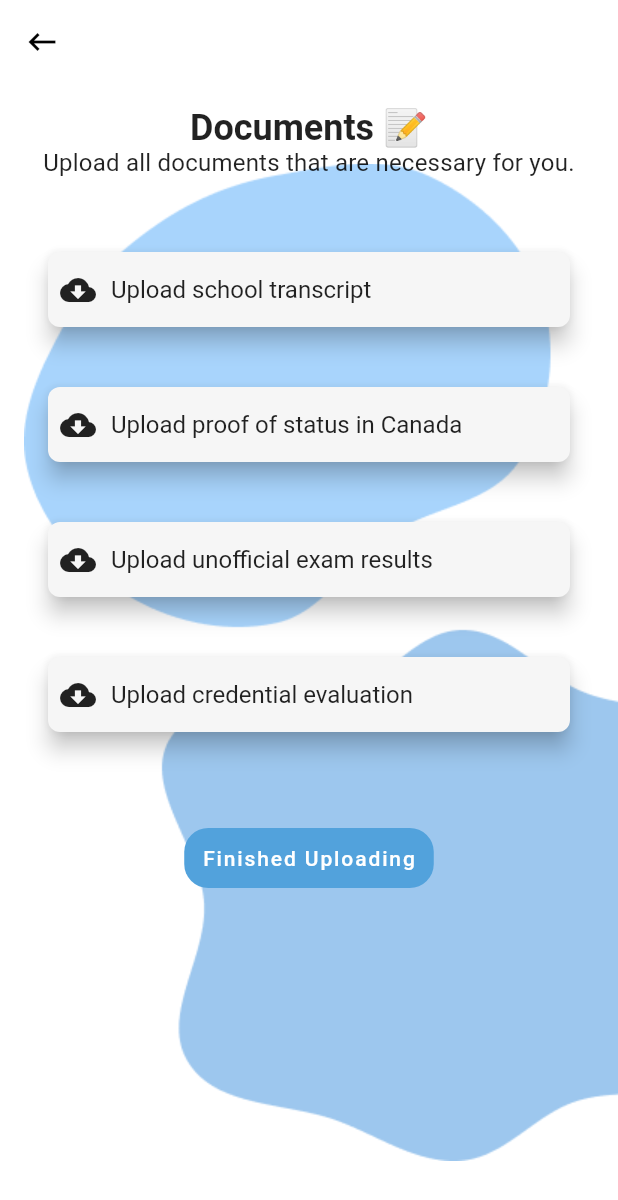
After one commit to nganphan123/EdHub, a Flutter app: the DocumentUpLoadPage screen opened directly, on a phone screen of 412 x 824 dp. The commit adds this screen. Shown: the top 1200 px of the screen. Run offline on Flutter 3.47's test engine with Material 2 defaults, Android fonts, the phone set to English and light mode, and no system bars; our stand-ins replace convex_bottom_bar.

Commit message:
Finished UI for document page

```diff
--- a/lib/components/buttons.dart
+++ b/lib/components/buttons.dart
@@ -125,3 +125,44 @@ class _DetailToggleButtonsState extends State<DetailToggleButtons> {
     );
   }
 }
+
+class Uploadbuttons extends StatelessWidget {
+  final VoidCallback onTap;
+  final String title;
+  const Uploadbuttons({Key? key, required this.onTap, required this.title})
+      : super(key: key);
+
+  @override
+  Widget build(BuildContext context) {
+    return SizedBox(
+      height: 50,
+      child: Card(
+        elevation: 6,
+        shape: RoundedRectangleBorder(
+          borderRadius: BorderRadius.circular(8.0),
+        ),
+        color: lightGrey,
+        margin: const EdgeInsets.symmetric(horizontal: 6.0),
+        child: InkWell(
+          onTap: onTap,
+          borderRadius: BorderRadius.circular(8.0),
+          child: Padding(
+            padding: const EdgeInsets.all(8.0),
+            child: Row(
+              children: [
+                Icon(Icons.cloud_download),
+                SizedBox(width: 10),
+                Expanded(
+                  child: Text(
+                    title,
+                    style: bodyText1.copyWith(letterSpacing: 0),
+                  ),
+                ),
+              ],
+            ),
+          ),
+        ),
+      ),
+    );
+  }
+}
--- /dev/null
+++ b/lib/profile/documents.dart
@@ -0,0 +1,89 @@
+import 'package:flutter/material.dart';
+import 'package:htn2021/components/buttons.dart';
+import 'package:htn2021/themes/colors.dart';
+import 'package:htn2021/themes/typography.dart';
+
+class DocumentUpLoadPage extends StatelessWidget {
+  const DocumentUpLoadPage({Key? key}) : super(key: key);
+
+  static const List<String> uploadTasks = [
+    "Upload school transcript",
+    "Upload proof of status in Canada ",
+    "Upload unofficial exam results",
+    "Upload credential evaluation",
+  ];
+
+  @override
+  Widget build(BuildContext context) {
+    return Scaffold(
+      appBar: AppBar(
+        backgroundColor: white,
+        elevation: 0,
+        leading: IconButton(
+          onPressed: () => Navigator.of(context).pop(),
+          color: black,
+          icon: Icon(Icons.keyboard_backspace),
+        ),
+      ),
+      backgroundColor: white,
+      body: Stack(
+        alignment: Alignment.center,
+        fit: StackFit.expand,
+        children: [
+          Positioned(
+            child: Image.asset("assets/images/blob_background.png"),
+            left: 16.0,
+            bottom: 50.0,
+          ),
+          Padding(
+            padding: const EdgeInsets.only(left: 26, right: 26),
+            child: ListView(
+              children: [
+                SizedBox(height: 15),
+                Text(
+                  "Documents 📝",
+                  textAlign: TextAlign.center,
+                  style: headline5.copyWith(
+                    fontWeight: FontWeight.bold,
+                  ),
+                ),
+                Text(
+                  "Upload all documents that are necessary for you.",
+                  textAlign: TextAlign.center,
+                  style: subtitle1,
+                ),
+                SizedBox(height: 30),
+                ...uploadTasks.map(
+                  (task) => Padding(
+                    padding: const EdgeInsets.symmetric(vertical: 20.0),
+                    child: Uploadbuttons(onTap: () {}, title: task),
+                  ),
+                ),
+                Padding(
+                  padding: const EdgeInsets.symmetric(vertical: 40),
+                  child: Center(
+                    child: TextButton(
+                      style: TextButton.styleFrom(
+                        primary: white,
+                        textStyle: buttonText,
+                        shape: RoundedRectangleBorder(
+                          borderRadius: BorderRadius.circular(16.0),
+                        ),
+                        backgroundColor: darkBlue,
+                        padding: EdgeInsets.all(12.0),
+                      ),
+                      child: Text(
+                        "Finished Uploading",
+                      ),
+                      onPressed: () {},
+                    ),
+                  ),
+                )
+              ],
+            ),
+          ),
+        ],
+      ),
+    );
+  }
+}
--- a/lib/profile/profile.dart
+++ b/lib/profile/profile.dart
@@ -89,7 +89,7 @@ class ProfileView extends StatelessWidget {
           ),
           SizedBox(height: 25),
           SectionEditButton(
-            onPressed: () {},
+            onPressed: () => Navigator.of(context).pushNamed("/documents"),
             sectionName: sections[2],
           ),
           SizedBox(height: 35),
```
Also changed, not shown: assets/images/blob_background.png (added).
